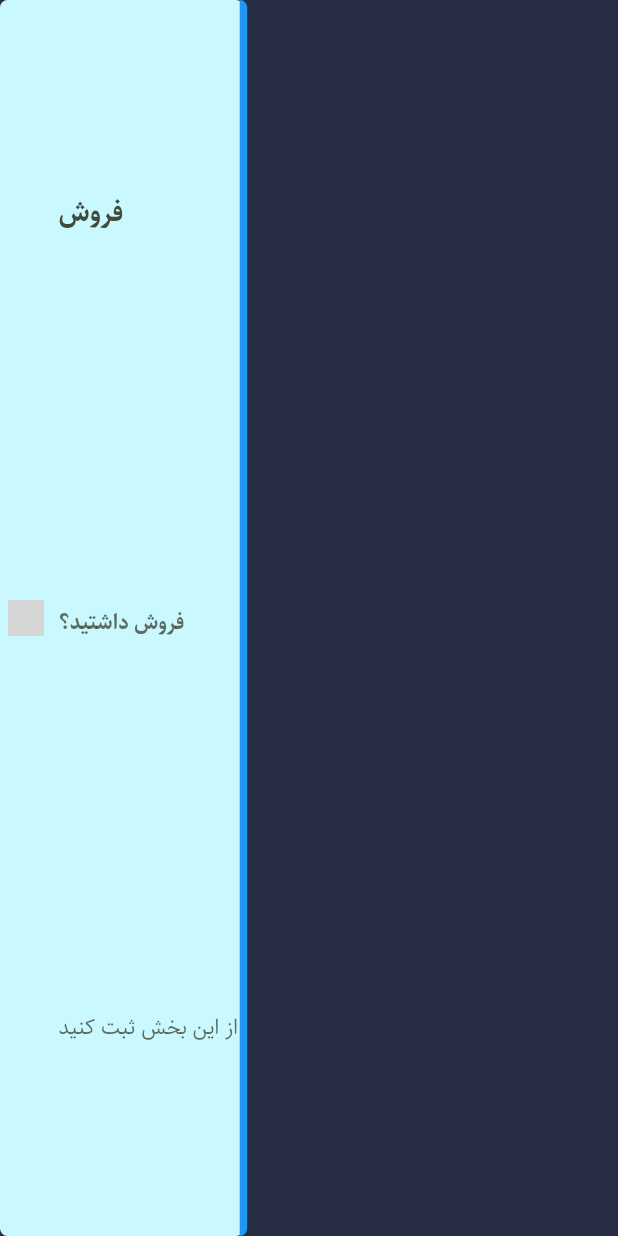
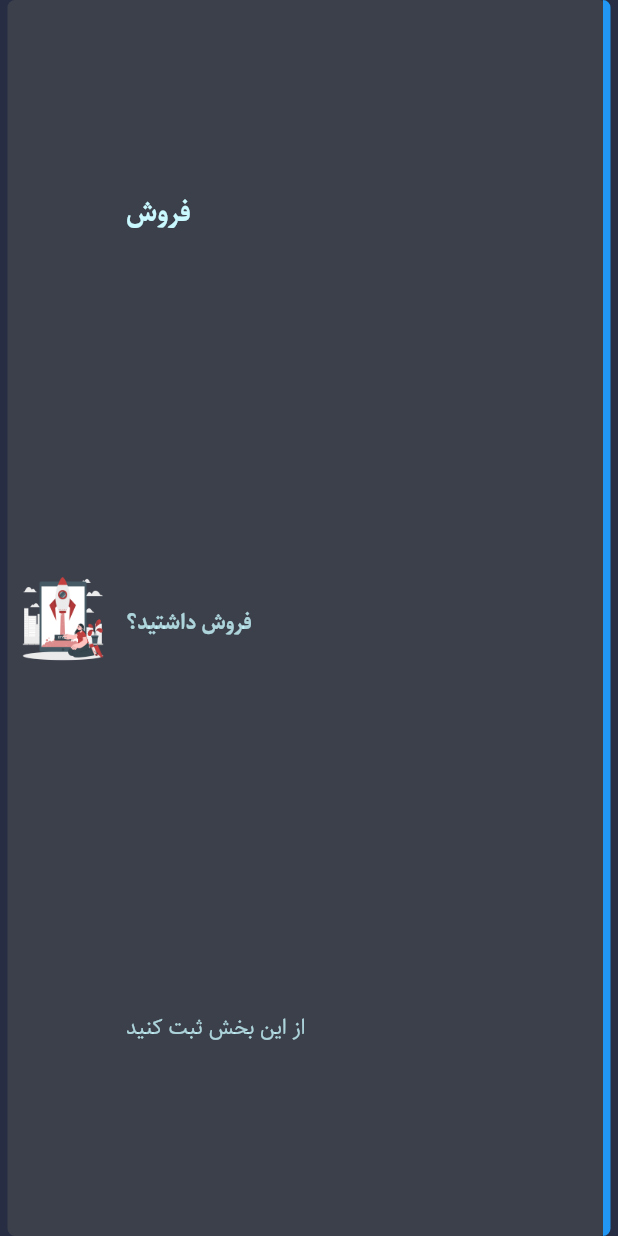
Before and after one commit to iam-hosseindarvishi/sell_pro, a Flutter app: the QuickAccessMenuItem widget shown alone on an empty page, opened directly, on a phone screen of 412 x 824 dp. Run offline on Flutter 3.47's test engine with Material 3 defaults, Android fonts, the phone set to English and light mode, and no system bars; our stand-ins replace flutter_riverpod, hexcolor, image_picker; grey boxes are pictures that could not be loaded.

Commit message:
fix: some fix on light theme and quick access menu item widget

```diff
--- a/lib/src/configs/theme/light_theme.dart
+++ b/lib/src/configs/theme/light_theme.dart
@@ -1,11 +1,11 @@
 import 'package:flutter/material.dart';
 import 'package:hexcolor/hexcolor.dart';
 
-final primary = HexColor("#424a3a");
+final primary = HexColor("#8d8d8d");
 final inversPrimary = HexColor("#010407");
 final background = HexColor("#f6f6f6");
 final onBackground = HexColor("#424a3a");
-final onPrimary = HexColor("#d6ecd7");
+final onPrimary = HexColor("#1d1d1d");
 final surface = HexColor("#272e44");
 final onSurface = HexColor("#c9f9ff");
 final inverseSurface = HexColor("#c9f9ff");
--- a/lib/src/features/home/presentation/screens/home_page.dart
+++ b/lib/src/features/home/presentation/screens/home_page.dart
@@ -1,5 +1,7 @@
 import 'package:flutter/material.dart';
 import 'package:flutter_riverpod/flutter_riverpod.dart';
+
+import '../widgets/quick_access_menu_item.dart';
 
 class HomePage extends ConsumerStatefulWidget {
   const HomePage({super.key});
@@ -35,7 +37,7 @@ class _HomePageState extends ConsumerState<HomePage> {
               ),
               Text("منو دسترسی سریع",
                   style: Theme.of(context).textTheme.bodyLarge?.copyWith(
-                        color: Theme.of(context).colorScheme.surface,
+                        color: Theme.of(context).colorScheme.onBackground,
                       )),
               const SizedBox(
                 height: 15,
@@ -66,88 +68,3 @@ class _HomePageState extends ConsumerState<HomePage> {
         ));
   }
 }
-
-class QuickAccessMenuItem extends StatelessWidget {
-  final IconData icon;
-  final String title;
-  final String subTitle;
-  String? subText;
-  final Color borderColor;
-  QuickAccessMenuItem(
-      {super.key,
-      required this.icon,
-      required this.title,
-      required this.subTitle,
-      required this.borderColor,
-      this.subText});
-
-  @override
-  Widget build(BuildContext context) {
-    return InkWell(
-      child: Container(
-        width: MediaQuery.sizeOf(context).width * .4,
-        margin: const EdgeInsets.only(right: 5),
-        padding: const EdgeInsets.symmetric(horizontal: 5, vertical: 4),
-        decoration: BoxDecoration(
-          color: Theme.of(context).colorScheme.inverseSurface,
-          borderRadius: BorderRadius.circular(5),
-          border: Border(right: BorderSide(color: borderColor, width: 5)),
-        ),
-        child: Row(
-          mainAxisAlignment: MainAxisAlignment.start,
-          mainAxisSize: MainAxisSize.max,
-          children: [
-            Image.asset(
-              "assets/icons/sell.png",
-              width: 24,
-              height: 24,
-            ),
-            const SizedBox(
-              width: 10,
-            ),
-            Column(
-              mainAxisAlignment: MainAxisAlignment.spaceAround,
-              crossAxisAlignment: CrossAxisAlignment.start,
-              children: [
-                Text(
-                  title,
-                  style: TextStyle(
-                      fontFamily: "Sahel",
-                      fontWeight: FontWeight.bold,
-                      fontSize: 18,
-                      color: Theme.of(context).colorScheme.onInverseSurface),
-                ),
-                Text(
-                  subTitle,
-                  maxLines: 1,
-                  softWrap: true,
-                  style: TextStyle(
-                      fontFamily: "Sahel",
-                      fontWeight: FontWeight.w700,
-                      fontSize: 14,
-                      color: Theme.of(context)
-                          .colorScheme
-                          .onInverseSurface
-                          .withOpacity(.8)),
-                ),
-                Text(
-                  subText ?? "",
-                  maxLines: 1,
-                  softWrap: true,
-                  style: TextStyle(
-                      fontFamily: "Sahel",
-                      fontWeight: FontWeight.w500,
-                      fontSize: 14,
-                      color: Theme.of(context)
-                          .colorScheme
-                          .onInverseSurface
-                          .withOpacity(.8)),
-                ),
-              ],
-            ),
-          ],
-        ),
-      ),
-    );
-  }
-}
--- /dev/null
+++ b/lib/src/features/home/presentation/widgets/quick_access_menu_item.dart
@@ -0,0 +1,89 @@
+import 'package:flutter/material.dart';
+
+class QuickAccessMenuItem extends StatelessWidget {
+  final IconData icon;
+  final String title;
+  final String subTitle;
+  String? subText;
+  final Color borderColor;
+  QuickAccessMenuItem(
+      {super.key,
+      required this.icon,
+      required this.title,
+      required this.subTitle,
+      required this.borderColor,
+      this.subText});
+
+  @override
+  Widget build(BuildContext context) {
+    return Expanded(
+      child: Container(
+        margin: const EdgeInsets.only(right: 5, left: 5),
+        padding: const EdgeInsets.symmetric(horizontal: 5, vertical: 4),
+        decoration: BoxDecoration(
+          color: Theme.of(context).colorScheme.primary,
+          borderRadius: BorderRadius.circular(5),
+          border: Border(right: BorderSide(color: borderColor, width: 5)),
+        ),
+        child: InkWell(
+          overlayColor: MaterialStatePropertyAll<Color>(
+              Theme.of(context).colorScheme.surface),
+          child: Row(
+            mainAxisAlignment: MainAxisAlignment.start,
+            mainAxisSize: MainAxisSize.max,
+            children: [
+              Image.asset(
+                "assets/Launching-cuate.png",
+                width: 64,
+                height: 64,
+              ),
+              const SizedBox(
+                width: 10,
+              ),
+              Column(
+                mainAxisAlignment: MainAxisAlignment.spaceAround,
+                crossAxisAlignment: CrossAxisAlignment.start,
+                children: [
+                  Text(
+                    title,
+                    style: TextStyle(
+                        fontFamily: "Sahel",
+                        fontWeight: FontWeight.bold,
+                        fontSize: 18,
+                        color: Theme.of(context).colorScheme.onPrimary),
+                  ),
+                  Text(
+                    subTitle,
+                    maxLines: 1,
+                    softWrap: true,
+                    style: TextStyle(
+                        fontFamily: "Sahel",
+                        fontWeight: FontWeight.w700,
+                        fontSize: 14,
+                        color: Theme.of(context)
+                            .colorScheme
+                            .onPrimary
+                            .withOpacity(.8)),
+                  ),
+                  Text(
+                    subText ?? "",
+                    maxLines: 1,
+                    softWrap: true,
+                    style: TextStyle(
+                        fontFamily: "Sahel",
+                        fontWeight: FontWeight.w500,
+                        fontSize: 14,
+                        color: Theme.of(context)
+                            .colorScheme
+                            .onPrimary
+                            .withOpacity(.8)),
+                  ),
+                ],
+              ),
+            ],
+          ),
+        ),
+      ),
+    );
+  }
+}
```
